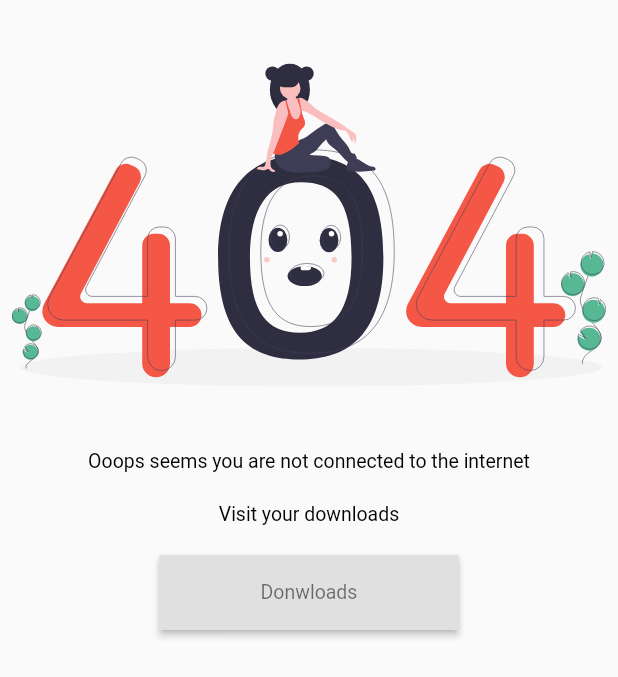
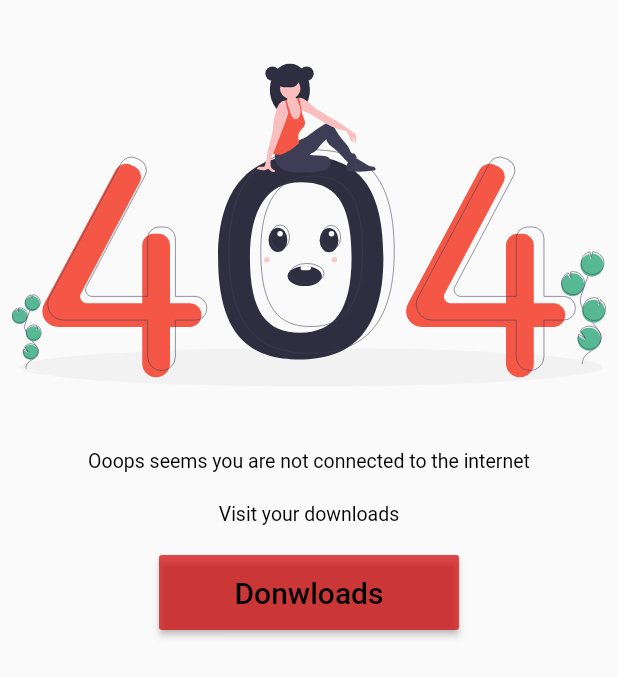
Before and after one commit to Camille003/Camille03_vod_mobile, a Flutter app: the NoConnectionWidget widget shown alone on an empty page, opened directly, on a phone screen of 412 x 824 dp. Shown: the top 677 px of the screen. Run offline on Flutter 3.47's test engine with Material 2 defaults, Android fonts, the phone set to English and light mode, and no system bars; our stand-ins replace badges, cached_network_image, cloud_firestore, cool_alert, expandable, firebase_auth and 12 more; missing offline and left inert: animated_list_view_scroll, connectivity_widget, flutter_downloader, loadmore; accounts and stored records are empty.

```diff
--- a/lib/screens/home_screen.dart
+++ b/lib/screens/home_screen.dart
@@ -52,6 +52,7 @@ class _HomeScreenState extends State<HomeScreen> {
         .fetchAndSetUser()
         .then((value) => setState(() {
               isLoading = false;
+
             }));
   }
 
--- a/lib/widgets/no_connection_widget.dart
+++ b/lib/widgets/no_connection_widget.dart
@@ -23,12 +23,14 @@ class NoConnectionWidget extends StatelessWidget {
           ),
           Text(
             'Ooops seems you are not connected to the internet',
+            style: theme.textTheme.bodyText2,
           ),
           SizedBox(
             height: 20,
           ),
           Text(
             'Visit your downloads',
+            style: theme.textTheme.bodyText2,
           ),
           SizedBox(
             height: 20,
@@ -37,6 +39,11 @@ class NoConnectionWidget extends StatelessWidget {
             height: 50,
             width: 200,
             child: RaisedButton(
+              color: theme.accentColor.withOpacity(
+                0.7,
+              ),
+              splashColor: theme.accentColor,
+              materialTapTargetSize: MaterialTapTargetSize.shrinkWrap,
               onPressed: () {
                 Navigator.of(context).pushNamed(
                   DownloadScreen.routeName,
@@ -44,8 +51,8 @@ class NoConnectionWidget extends StatelessWidget {
               },
               child: Text(
                 'Donwloads',
-                style: theme.textTheme.bodyText2.copyWith(
-                  color: Colors.black54,
+                style: theme.textTheme.bodyText1.copyWith(
+                  fontSize: 20,
                 ),
               ),
             ),
```
Also changed, not shown: lib/screens/third_level_screen/video_screen.dart (+88 -32 lines).
